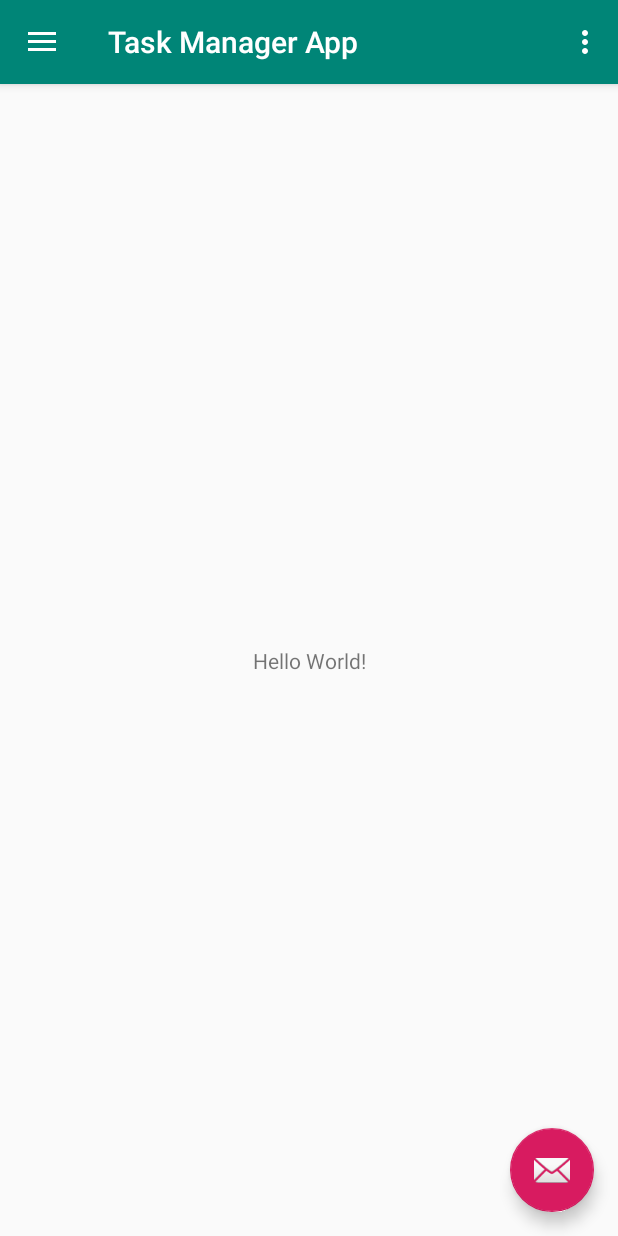
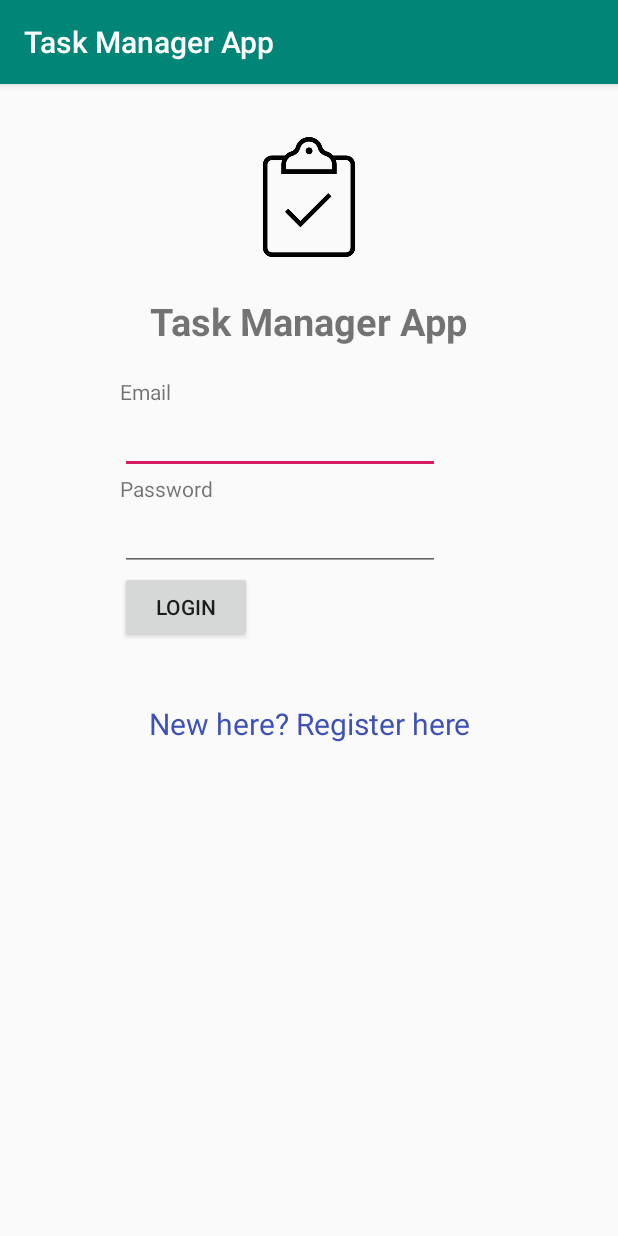
Before and after one commit to DanBeltF/android-task-manager-app, an Android app: the screen it shows after launch (MainActivity before the commit, LoginActivity after it), on a phone screen of 412 x 824 dp. Run offline under Robolectric (Android 15) with nearby library versions, the phone set to English and light mode, and no system bars.

Commit message:
Part 1: Launch Activity and Login Activity

```diff
--- a/app/src/main/AndroidManifest.xml
+++ b/app/src/main/AndroidManifest.xml
@@ -10,7 +10,7 @@
         android:supportsRtl="true"
         android:theme="@style/AppTheme">
         <activity
-            android:name=".MainActivity"
+            android:name=".LaunchActivity"
             android:label="@string/app_name"
             android:theme="@style/AppTheme.NoActionBar">
             <intent-filter>
@@ -19,6 +19,10 @@
                 <category android:name="android.intent.category.LAUNCHER" />
             </intent-filter>
         </activity>
+
+        <activity android:name=".LoginActivity"/>
+        <activity android:name=".MainActivity"/>
+
     </application>
 
 </manifest>
--- /dev/null
+++ b/app/src/main/java/co/edu/escuelaing/taskmanagerapp/LaunchActivity.java
@@ -0,0 +1,30 @@
+package co.edu.escuelaing.taskmanagerapp;
+
+import android.content.Context;
+import android.content.Intent;
+import android.content.SharedPreferences;
+import android.os.Bundle;
+
+import androidx.annotation.Nullable;
+import androidx.appcompat.app.AppCompatActivity;
+
+public class LaunchActivity extends AppCompatActivity {
+
+    public static final String TOKEN_KEY = "TOKEN_KEY";
+
+    @Override
+    protected void onCreate( @Nullable Bundle savedInstanceState ) {
+
+        super.onCreate( savedInstanceState );
+
+        SharedPreferences sharedPref =
+                getSharedPreferences( getString( R.string.preference_file_key ), Context.MODE_PRIVATE );
+
+        if (sharedPref.contains(TOKEN_KEY)) {
+            startActivity(new Intent(this, MainActivity.class));
+        } else {
+            startActivity(new Intent(this, LoginActivity.class));
+        }
+    }
+
+}
--- /dev/null
+++ b/app/src/main/java/co/edu/escuelaing/taskmanagerapp/LoginActivity.java
@@ -0,0 +1,58 @@
+package co.edu.escuelaing.taskmanagerapp;
+
+import android.graphics.Color;
+import android.os.Bundle;
+import android.view.View;
+import android.widget.Button;
+import android.widget.EditText;
+import android.widget.TextView;
+import android.widget.Toast;
+
+import androidx.appcompat.app.AppCompatActivity;
+
+
+public class LoginActivity extends AppCompatActivity {
+
+    EditText username, password;
+    Button login;
+
+    TextView attempts;
+    int counter = 3;
+
+    @Override
+    protected void onCreate(Bundle savedInstanceState) {
+
+        super.onCreate(savedInstanceState);
+        setContentView(R.layout.activity_login);
+        username = findViewById(R.id.username);
+        password = findViewById(R.id.password);
+        attempts = findViewById(R.id.attempts);
+        attempts.setVisibility(View.GONE);
+        login = findViewById(R.id.login);
+
+        login.setOnClickListener(new View.OnClickListener() {
+            @Override
+            public void onClick(View view) {
+                if(username.getText().toString().equals("admin") && password.getText().toString().equals("admin")) {
+                    Toast.makeText(LoginActivity.this,"You have Authenticated Successfully", Toast.LENGTH_LONG).show();
+
+                } else if (username.length() < 3) {
+                    username.setError("At least 3 alphanumeric characters");
+
+                } else if (password.length() < 4) {
+                    password.setError("At least 4 alphanumeric characters");
+
+                } else {
+                    Toast.makeText(LoginActivity.this,"Authentication Failed!",Toast.LENGTH_LONG).show();
+                    attempts.setVisibility(View.VISIBLE);
+                    attempts.setBackgroundColor(Color.YELLOW);
+                    counter--;
+                    attempts.setText(Integer.toString(counter));
+                    if (counter == 0) {
+                        login.setEnabled(false);
+                    }
+                }
+            }
+        });
+    }
+}
--- /dev/null
+++ b/app/src/main/res/layout/activity_login.xml
@@ -0,0 +1,74 @@
+<?xml version="1.0" encoding="utf-8"?>
+<LinearLayout xmlns:android="http://schemas.android.com/apk/res/android"
+    android:orientation="vertical" android:layout_width="match_parent"
+    android:layout_height="match_parent">
+
+    <ImageView
+        android:layout_width="wrap_content"
+        android:layout_height="80dp"
+        android:layout_gravity="center_horizontal"
+        android:layout_marginBottom="24dp"
+        android:layout_marginTop="35dp"
+        android:contentDescription="taskLogo"
+        android:src="@drawable/logo" />
+    <TextView
+        android:id="@+id/loginscrn"
+        android:layout_width="wrap_content"
+        android:layout_height="wrap_content"
+        android:layout_marginTop="1dp"
+        android:text="Task Manager App"
+        android:textSize="25dp"
+        android:textStyle="bold"
+        android:layout_gravity="center"/>
+    <TextView
+        android:id="@+id/fstTxt"
+        android:layout_width="wrap_content"
+        android:layout_height="wrap_content"
+        android:layout_marginLeft="80dp"
+        android:layout_marginTop="20dp"
+        android:text="Email"/>
+        <EditText
+            android:id="@+id/username"
+            android:layout_width="wrap_content"
+            android:layout_height="wrap_content"
+            android:layout_marginLeft="80dp"
+            android:ems="10"
+            android:inputType="textEmailAddress"/>
+    <TextView
+        android:id="@+id/secTxt"
+        android:layout_width="wrap_content"
+        android:layout_height="wrap_content"
+        android:text="Password"
+        android:layout_marginLeft="80dp" />
+        <EditText
+            android:id="@+id/password"
+            android:layout_width="wrap_content"
+            android:layout_height="wrap_content"
+            android:layout_marginLeft="80dp"
+            android:inputType="textPassword"
+            android:ems="10" />
+    <TextView
+        android:id="@+id/attempts"
+        android:layout_width="105dp"
+        android:layout_height="wrap_content"
+        android:gravity="center"
+        android:layout_marginLeft="180dp"
+        android:text="Atmpt"
+        android:textSize="25dp"
+        android:textStyle="bold"/>
+    <Button
+        android:id="@+id/login"
+        android:layout_width="wrap_content"
+        android:layout_height="wrap_content"
+        android:layout_marginLeft="80dp"
+        android:text="Login" />
+    <TextView android:id="@+id/lnkRegister"
+        android:layout_width="match_parent"
+        android:layout_height="wrap_content"
+        android:layout_marginTop="40dp"
+        android:text="New here? Register here"
+        android:gravity="center"
+        android:textSize="20dp"
+        android:textColor="#3F51B5"/>
+
+</LinearLayout>
--- a/app/src/main/res/values/strings.xml
+++ b/app/src/main/res/values/strings.xml
@@ -6,4 +6,5 @@
     <string name="nav_header_subtitle">android.studio@android.com</string>
     <string name="nav_header_desc">Navigation header</string>
     <string name="action_settings">Settings</string>
+    <string name="preference_file_key">preference_file</string>
 </resources>
```
Also changed, not shown: app/src/main/res/drawable/logo.png (added), 3 other files.
